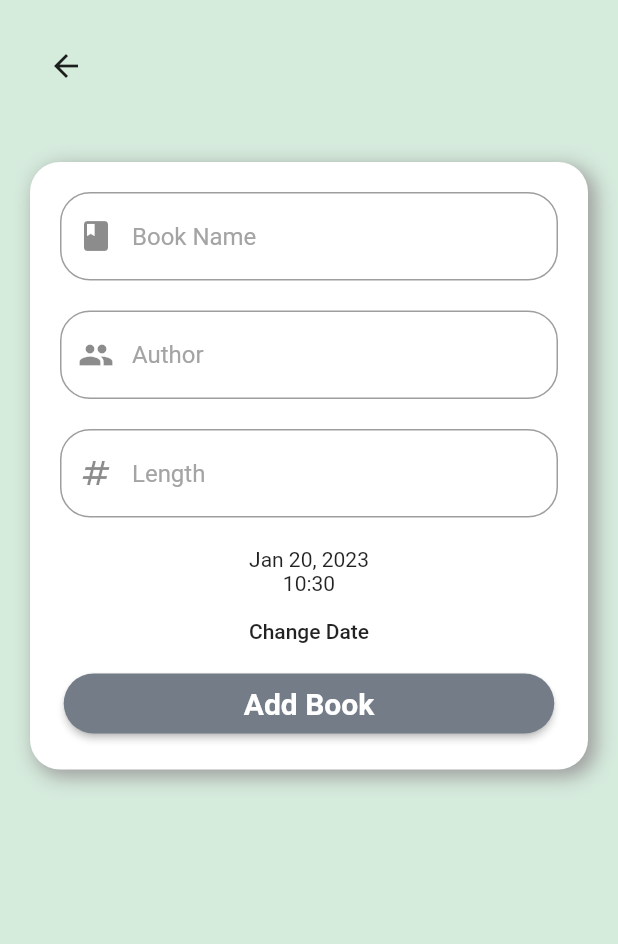
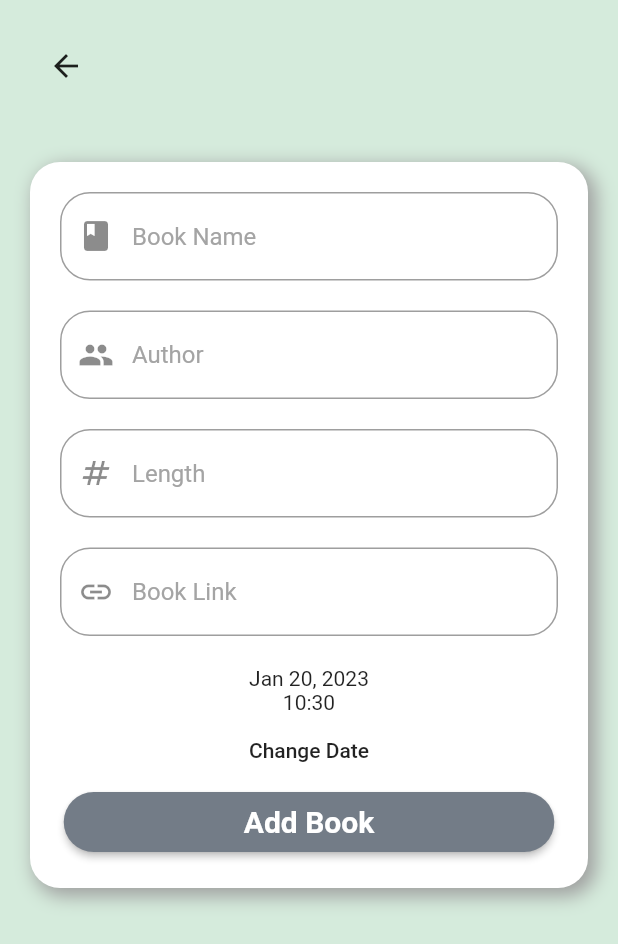
Before and after one commit to MohamadsFakih/bookclub, a Flutter app: the OurCreateGroup screen opened directly, after a tap on "Create", on a phone screen of 412 x 824 dp. Shown: the top 944 px of the screen. Run offline on Flutter 3.47's test engine with Material 2 defaults, Android fonts, the phone set to English and light mode, and no system bars; our stand-ins replace cloud_firestore, firebase_auth, firebase_core, flutter_datetime_picker, google_sign_in and 1 more; missing offline and left inert: books_finder, dart:ffi; accounts and stored records are empty.

Commit message:
Better book adding algorithm

```diff
--- a/book_club_backup/lib/models/book.dart
+++ b/book_club_backup/lib/models/book.dart
@@ -7,6 +7,7 @@ class OurBook{
   String author;
   Timestamp dateCompleted;
   String image;
+  String bookLink;
 
   OurBook({
     required this.id,
@@ -14,6 +15,7 @@ class OurBook{
     required this.length,
     required this.dateCompleted,
     required this.author,
-    required this.image
+    required this.image,
+    required this.bookLink
 });
 }
--- a/book_club_backup/lib/models/group.dart
+++ b/book_club_backup/lib/models/group.dart
@@ -9,6 +9,7 @@ class OurGroup{
   Timestamp groupCreated;
   String currentBookId;
   Timestamp currentBookDue;
+  String bookLink;
 
   OurGroup({
     required this.name,
@@ -18,6 +19,7 @@ class OurGroup{
     required this.groupCreated,
     required this.currentBookDue,
     required this.currentBookId,
-    required this.memebrsNames
+    required this.memebrsNames,
+    required this.bookLink
 });
 }
--- a/book_club_backup/lib/screens/addBookScreen/addBook.dart
+++ b/book_club_backup/lib/screens/addBookScreen/addBook.dart
@@ -15,9 +15,19 @@ import 'package:provider/provider.dart';
 class OurAddBook extends StatefulWidget {
   final bool onGroupCreation;
   final String groupName;
+  final String name;
+  final String author;
+  final String length;
+  final String bookLink;
+  final String image;
   const OurAddBook({Key? key,
   required this.groupName,
-    required this.onGroupCreation
+    required this.onGroupCreation,
+    required this.bookLink,
+    required this.name,
+    required this.length,
+    required this.author,
+    required this.image
 
   }) : super(key: key);
 
@@ -28,11 +38,11 @@ class OurAddBook extends StatefulWidget {
 }
 
 class _OurAddBookState extends State<OurAddBook> {
-  TextEditingController bookNameController=TextEditingController();
-  TextEditingController authorController=TextEditingController();
-  TextEditingController lengthController=TextEditingController();
+
 
   DateTime selectedDate=DateTime.now();
+
+
 
   Future<void> selectDate(BuildContext context)async{
     final DateTime? picked=await DatePicker.showDateTimePicker(context,showTitleActions: true);
@@ -62,6 +72,10 @@ class _OurAddBookState extends State<OurAddBook> {
 
   @override
   Widget build(BuildContext context) {
+    TextEditingController bookNameController=TextEditingController(text: widget.name);
+    TextEditingController authorController=TextEditingController(text: widget.author);
+    TextEditingController lengthController=TextEditingController(text: widget.length);
+    TextEditingController linkCoontroller=TextEditingController();
     return Scaffold(
       body: ListView(
         children: [
@@ -105,6 +119,15 @@ class _OurAddBookState extends State<OurAddBook> {
                         ),
                       ),
                       SizedBox(height: 20,),
+                      TextFormField(
+                        keyboardType: TextInputType.text,
+                        controller: linkCoontroller,
+                        decoration: InputDecoration(
+                          prefixIcon: Icon(Icons.link),
+                          hintText: "Book Link",
+                        ),
+                      ),
+                      SizedBox(height: 20,),
                       //datepicker
                       Text(DateFormat.yMMMd("en_US").format(selectedDate) ),
                       Text(selectedDate.hour.toString()+":"+selectedDate.minute.toString()),
@@ -118,12 +141,9 @@ class _OurAddBookState extends State<OurAddBook> {
                       RaisedButton(
                         onPressed: (){
                           OurBook book=OurBook(id: "", name: bookNameController.text.trim(),
-                              length: lengthController.text.toString().trim(), dateCompleted: Timestamp.fromDate(selectedDate),
-                              author: authorController.text.trim(),image: "");
-
-
+                              length: lengthController.text.trim(), dateCompleted: Timestamp.fromDate(selectedDate),
+                              author: authorController.text.trim(),image:widget.image ,bookLink: linkCoontroller.text.trim());
                             addBook(context, widget.groupName, book);
-
 
                         },
                         child: Padding(
--- a/book_club_backup/lib/screens/createGroup/creategroup.dart
+++ b/book_club_backup/lib/screens/createGroup/creategroup.dart
@@ -18,7 +18,8 @@ class _OurCreateGroupState extends State<OurCreateGroup> {
 
   void goToAddBook(BuildContext context,String groupName)async{
 
-      Navigator.push(context, MaterialPageRoute(builder: (context)=> OurAddBook(groupName: groupName, onGroupCreation: true)));
+      Navigator.push(context, MaterialPageRoute(builder: (context)=> OurAddBook(groupName: groupName, onGroupCreation: true,
+      name: "",bookLink: "",length: "",author: "",image: "",)));
 
 
   }
--- /dev/null
+++ b/book_club_backup/lib/screens/readBook.dart
@@ -0,0 +1,25 @@
+import 'package:flutter/cupertino.dart';
+import 'package:flutter/material.dart';
+import 'package:webview_flutter/webview_flutter.dart';
+
+class Readbook extends StatefulWidget {
+  final String link;
+  const Readbook({Key? key
+  ,required this.link}) : super(key: key);
+
+  @override
+  State<Readbook> createState() => _ReadbookState();
+}
+
+class _ReadbookState extends State<Readbook> {
+  @override
+  Widget build(BuildContext context) {
+    print(widget.link );
+    return Scaffold(
+      body: WebView(
+        initialUrl: widget.link,
+        javascriptMode: JavascriptMode.unrestricted,
+      ),
+    );
+  }
+}
--- a/book_club_backup/lib/states/currentGroup.dart
+++ b/book_club_backup/lib/states/currentGroup.dart
@@ -6,8 +6,8 @@ import 'package:flutter/cupertino.dart';
 
 class CurrentGroup extends ChangeNotifier{
   OurGroup currentGroup=OurGroup(name: "", id: "", leader: "", memebrs: [], groupCreated: Timestamp.now(), currentBookDue: Timestamp.now(),
-      currentBookId: "",memebrsNames: []);
-  OurBook currentBook=OurBook(id: "", name: "", length: "", dateCompleted: Timestamp.now(),author: "",image: "");
+      currentBookId: "",memebrsNames: [],bookLink: "");
+  OurBook currentBook=OurBook(id: "", name: "", length: "", dateCompleted: Timestamp.now(),author: "",image: "",bookLink: "");
   bool doneWithCurrentBook=false;
 
   OurGroup get getCurrentGroup =>currentGroup;
--- a/book_club_backup/lib/utils/timeleft.dart
+++ b/book_club_backup/lib/utils/timeleft.dart
@@ -15,7 +15,7 @@ class OurTimeLeft{
       retval[0]=daysUntil.toString() +" days "+hoursUntil.toString()+" hours \n"+minutesUntil.toString()+" minutes "+secondsUntil.toString()+" seconds";
 
     }else if(hoursUntil>0){
-      retval[0]=hoursUntil.toString()+" hours "+minutesUntil.toString()+" minutes "+secondsUntil.toString()+" seconds";
+      retval[0]=hoursUntil.toString()+" hours \n"+minutesUntil.toString()+" minutes "+secondsUntil.toString()+" seconds";
     }else if(minutesUntil>0){
       retval[0]=minutesUntil.toString()+" minutes "+secondsUntil.toString()+" seconds";
     }else if(secondsUntil>0){
--- a/book_club_backup/pubspec.yaml
+++ b/book_club_backup/pubspec.yaml
@@ -42,7 +42,7 @@ dependencies:
   flutter_datetime_picker:
   intl:
   books_finder:
-
+  webview_flutter: ^2.0.12
 
 dev_dependencies:
   flutter_test:
```
Also changed, not shown: book_club_backup/lib/screens/Home/home.dart (+11 -3 lines), book_club_backup/lib/screens/bookstest.dart (+6 -10 lines), book_club_backup/lib/services/database.dart (+7 -24 lines), book_club_backup/lib/widgets/HomeBooks.dart (+16 -10 lines), book_club_backup/lib/widgets/SearchItem.dart (+6 -11 lines), book_club_backup/pubspec.lock, 3 other files.
